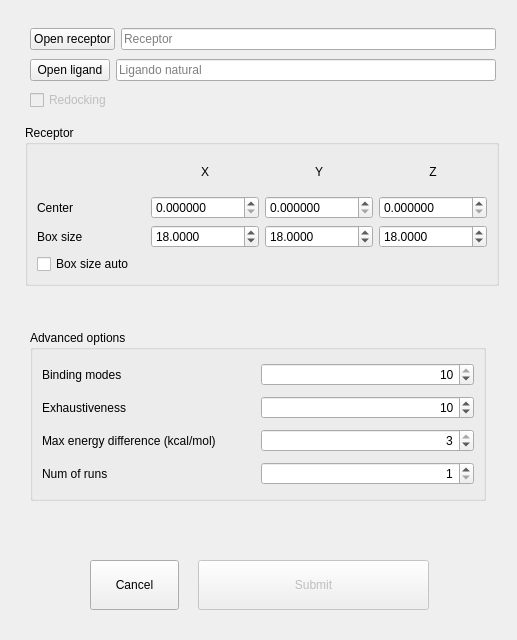
This is Views/uiVina.ui in samuelvp360/SVP360CalculationController as Qt 5 draws it before an edit. The edited form follows.
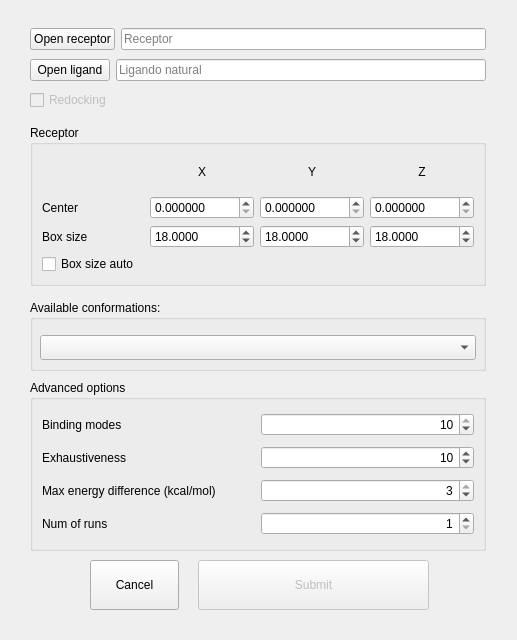
This is the edited form.

```diff
--- a/Views/uiVina.ui
+++ b/Views/uiVina.ui
@@ -16,9 +16,9 @@
   <widget class="QGroupBox" name="groupBox">
    <property name="geometry">
     <rect>
-     <x>25</x>
+     <x>30</x>
      <y>125</y>
-     <width>474</width>
+     <width>456</width>
      <height>161</height>
     </rect>
    </property>
@@ -177,7 +177,7 @@
    <property name="geometry">
     <rect>
      <x>30</x>
-     <y>330</y>
+     <y>380</y>
      <width>456</width>
      <height>171</height>
     </rect>
@@ -333,7 +333,7 @@
     <rect>
      <x>30</x>
      <y>25</y>
-     <width>466</width>
+     <width>456</width>
      <height>91</height>
     </rect>
    </property>
@@ -386,6 +386,29 @@
     </item>
    </layout>
   </widget>
+  <widget class="QGroupBox" name="groupBox_3">
+   <property name="geometry">
+    <rect>
+     <x>30</x>
+     <y>300</y>
+     <width>456</width>
+     <height>71</height>
+    </rect>
+   </property>
+   <property name="title">
+    <string>Available conformations:</string>
+   </property>
+   <widget class="QComboBox" name="uiConformerCombo">
+    <property name="geometry">
+     <rect>
+      <x>10</x>
+      <y>35</y>
+      <width>436</width>
+      <height>25</height>
+     </rect>
+    </property>
+   </widget>
+  </widget>
  </widget>
  <tabstops>
   <tabstop>uiOpenReceptorButton</tabstop>
```
Left out of the diff: 4 changed lines with no effect on the pictures.
